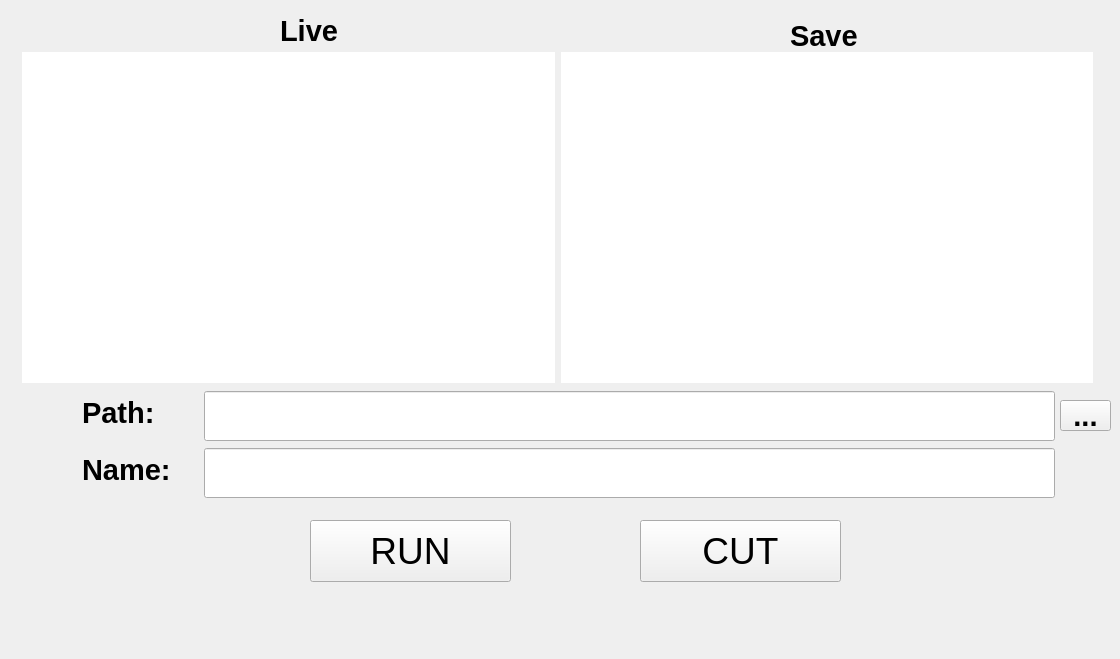
a20202042/product_defects, file qt_1.ui: the form before one commit.
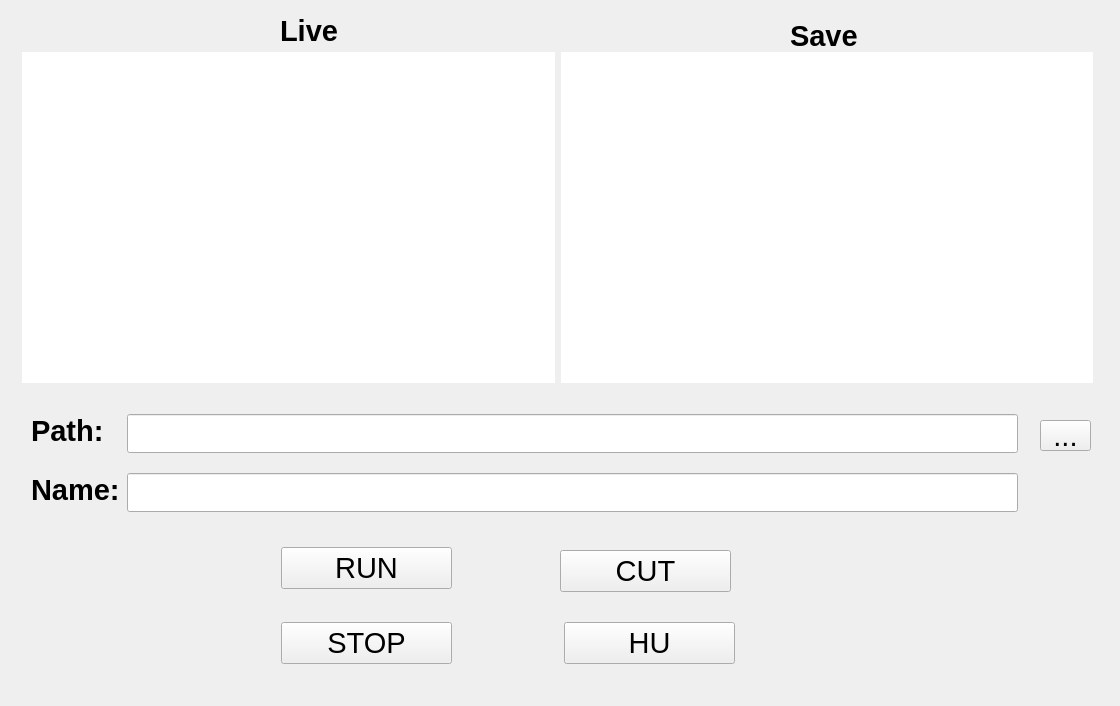
The form after the commit.

Diff of the .ui file:
```diff
--- a/qt_1.ui
+++ b/qt_1.ui
@@ -7,7 +7,7 @@
     <x>0</x>
     <y>0</y>
     <width>1120</width>
-    <height>659</height>
+    <height>706</height>
    </rect>
   </property>
   <property name="palette">
@@ -51,8 +51,8 @@
    <font>
     <family>Arial</family>
     <pointsize>22</pointsize>
-    <weight>75</weight>
-    <bold>true</bold>
+    <weight>50</weight>
+    <bold>false</bold>
    </font>
   </property>
   <property name="windowTitle">
@@ -61,38 +61,35 @@
   <widget class="QLineEdit" name="line_name">
    <property name="geometry">
     <rect>
-     <x>204</x>
-     <y>448</y>
-     <width>851</width>
-     <height>50</height>
+     <x>127</x>
+     <y>473</y>
+     <width>891</width>
+     <height>39</height>
     </rect>
    </property>
   </widget>
   <widget class="QLineEdit" name="line_path">
    <property name="geometry">
     <rect>
-     <x>204</x>
-     <y>391</y>
-     <width>851</width>
-     <height>50</height>
+     <x>127</x>
+     <y>414</y>
+     <width>891</width>
+     <height>39</height>
     </rect>
    </property>
   </widget>
   <widget class="QPushButton" name="RUN">
    <property name="geometry">
     <rect>
-     <x>310</x>
-     <y>520</y>
-     <width>201</width>
-     <height>62</height>
+     <x>281</x>
+     <y>547</y>
+     <width>171</width>
+     <height>42</height>
     </rect>
    </property>
    <property name="font">
     <font>
-     <family>Arial</family>
-     <pointsize>28</pointsize>
-     <weight>50</weight>
-     <bold>false</bold>
+     <pointsize>22</pointsize>
     </font>
    </property>
    <property name="text">
@@ -102,10 +99,10 @@
   <widget class="QLabel" name="filename">
    <property name="geometry">
     <rect>
-     <x>82</x>
-     <y>448</y>
-     <width>115</width>
-     <height>44</height>
+     <x>31</x>
+     <y>473</y>
+     <width>89</width>
+     <height>34</height>
     </rect>
    </property>
    <property name="font">
@@ -123,10 +120,10 @@
   <widget class="QLabel" name="storagepath">
    <property name="geometry">
     <rect>
-     <x>82</x>
-     <y>391</y>
-     <width>94</width>
-     <height>44</height>
+     <x>31</x>
+     <y>414</y>
+     <width>73</width>
+     <height>34</height>
     </rect>
    </property>
    <property name="font">
@@ -171,6 +168,12 @@
      <height>31</height>
     </rect>
    </property>
+   <property name="font">
+    <font>
+     <weight>75</weight>
+     <bold>true</bold>
+    </font>
+   </property>
    <property name="text">
     <string>Save</string>
    </property>
@@ -178,15 +181,15 @@
   <widget class="QPushButton" name="cut">
    <property name="geometry">
     <rect>
-     <x>640</x>
-     <y>520</y>
-     <width>201</width>
-     <height>62</height>
+     <x>560</x>
+     <y>550</y>
+     <width>171</width>
+     <height>42</height>
     </rect>
    </property>
    <property name="font">
     <font>
-     <pointsize>28</pointsize>
+     <pointsize>22</pointsize>
      <weight>50</weight>
      <bold>false</bold>
     </font>
@@ -1066,8 +1069,8 @@
   <widget class="QToolButton" name="toolButton">
    <property name="geometry">
     <rect>
-     <x>1060</x>
-     <y>400</y>
+     <x>1040</x>
+     <y>420</y>
      <width>51</width>
      <height>31</height>
     </rect>
@@ -1076,6 +1079,44 @@
     <string>...</string>
    </property>
   </widget>
+  <widget class="QPushButton" name="Stop">
+   <property name="geometry">
+    <rect>
+     <x>281</x>
+     <y>622</y>
+     <width>171</width>
+     <height>42</height>
+    </rect>
+   </property>
+   <property name="font">
+    <font>
+     <pointsize>22</pointsize>
+    </font>
+   </property>
+   <property name="text">
+    <string>STOP</string>
+   </property>
+  </widget>
+  <widget class="QPushButton" name="hu">
+   <property name="geometry">
+    <rect>
+     <x>564</x>
+     <y>622</y>
+     <width>171</width>
+     <height>42</height>
+    </rect>
+   </property>
+   <property name="font">
+    <font>
+     <pointsize>22</pointsize>
+     <weight>50</weight>
+     <bold>false</bold>
+    </font>
+   </property>
+   <property name="text">
+    <string>HU</string>
+   </property>
+  </widget>
  </widget>
  <resources/>
  <connections/>
```
